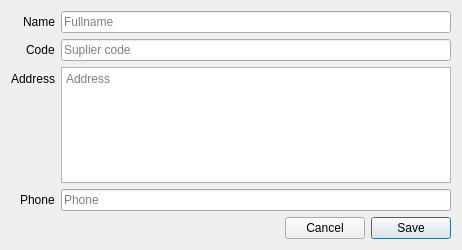
This is libgui/suplier/suplieradddialog.ui in apinprastya/sultan as Qt 5 draws it before an edit. The edited form follows.
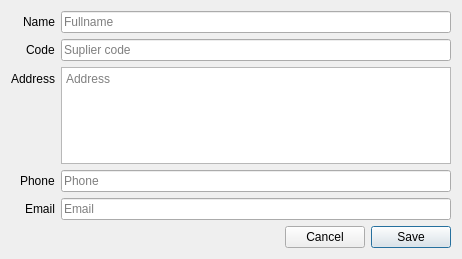
This is the edited form.

Commit message: add email field to supliers and customers

The edit to the form file:
```diff
--- a/libgui/suplier/suplieradddialog.ui
+++ b/libgui/suplier/suplieradddialog.ui
@@ -10,7 +10,7 @@
     <x>0</x>
     <y>0</y>
     <width>462</width>
-    <height>250</height>
+    <height>259</height>
    </rect>
   </property>
   <property name="windowTitle">
@@ -87,6 +87,20 @@
        </property>
       </widget>
      </item>
+     <item row="4" column="1">
+      <widget class="QLineEdit" name="lineEmail">
+       <property name="placeholderText">
+        <string>Email</string>
+       </property>
+      </widget>
+     </item>
+     <item row="4" column="0">
+      <widget class="QLabel" name="label_5">
+       <property name="text">
+        <string>Email</string>
+       </property>
+      </widget>
+     </item>
     </layout>
    </item>
    <item>
```
The commit also changes 7 other files.
